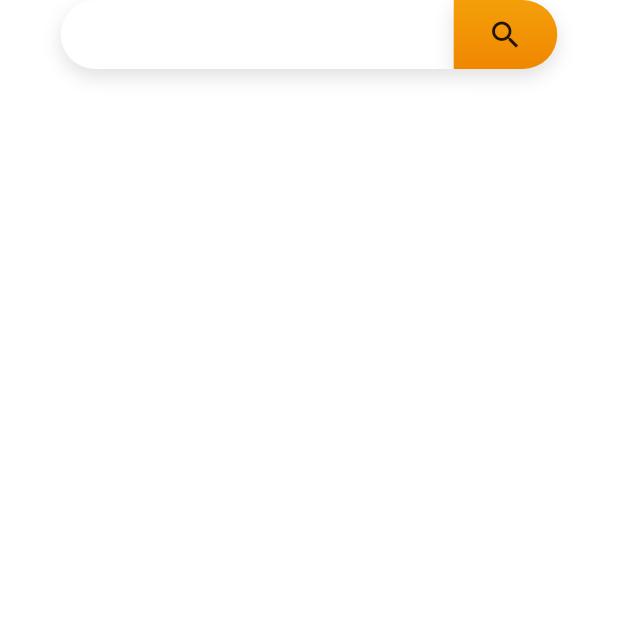
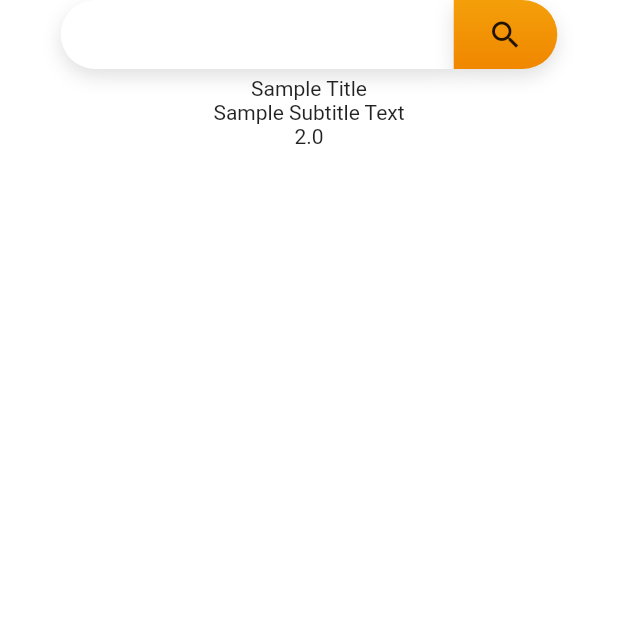
Before and after one commit to MaxZx3000/AI-Compfest-GigaPrime, a Flutter app: the HomePage screen opened by its route, on a phone screen of 412 x 824 dp, the top half of it. Run offline on Flutter 3.47's test engine with Material 2 defaults, Android fonts, the phone set to English and light mode, and no system bars.

Commit message:
Added Container for Horizontal Item View

```diff
--- a/aplikasi/lib/pages/home_page.dart
+++ b/aplikasi/lib/pages/home_page.dart
@@ -1,6 +1,7 @@
 import 'package:flutter/cupertino.dart';
 import 'package:flutter/material.dart';
 import 'package:travelling_app/pages/search_bar.dart';
+import 'package:travelling_app/templates/horizontal_item_view.dart';
 
 class HomePage extends StatelessWidget{
   const HomePage({Key? key}) : super(key: key);
@@ -14,7 +15,7 @@ class HomePage extends StatelessWidget{
   @override
   Widget build(BuildContext context) {
     return Scaffold(
-        body: Stack(
+        body: Column(
           children: [
             SearchBar(
                 onSearchClick: onSearchBarClick,
@@ -25,6 +26,14 @@ class HomePage extends StatelessWidget{
                   blurRadius: 10.0,
                   spreadRadius: 0.0,
                 )
+            ),
+            Container(
+              padding: const EdgeInsets.all(5.0),
+              child: const HorizontalItemWidget(
+                titleText: "Sample Title",
+                subtitleText: "Sample Subtitle Text",
+                rating: 2.0,
+              ),
             )
           ],
         )
```
